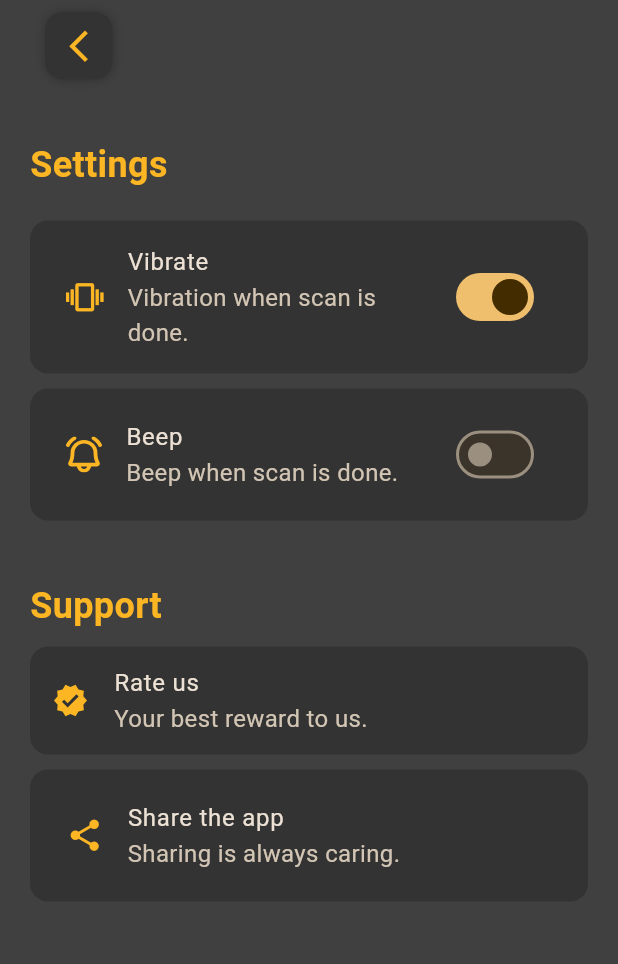
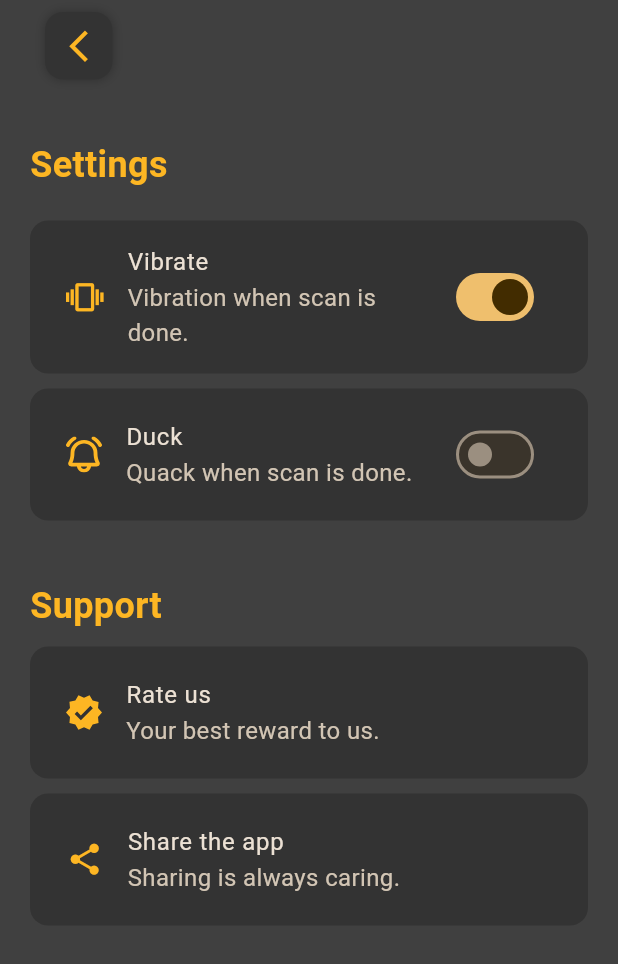
Before and after one commit to MuhammedHelal/qr_reader, a Flutter app: the SettingsView screen opened directly, on a phone screen of 412 x 824 dp. Shown: the top 964 px of the screen. Run offline on Flutter 3.47's test engine with Material 3 defaults, Android fonts, the light colour scheme and no system bars; our stand-ins replace flutter_bloc, flutter_svg, fluttertoast, gallery_saver, gap, get_it and 9 more; missing offline and left inert: qr_code_scanner, qr_code_tools, wifi_iot; accounts and stored records are empty; Roboto replaces fonts that are missing (Itim); statements that could not run were skipped.

Commit message:
Update SettingsView and BeepSettingsWidget
- Added padding to the ListTile in SettingsView for better visual spacing.
- Updated the leading icon size and fit in the ListTile for consistency.
- Changed the title and subtitle text in BeepSettingsWidget to "Duck" and "Quack when scan is done" respectively.

```diff
--- a/lib/features/settings/presentation/views/settings_view.dart
+++ b/lib/features/settings/presentation/views/settings_view.dart
@@ -60,9 +60,12 @@ class SettingsView extends StatelessWidget {
                   ),
                   const Gap(10),
                   SettingsItemContainer(
+                    child: Padding(
+                      padding: const EdgeInsets.all(8.0),
                       child: ListTile(
                         onTap: () async {
-                        const String appPackageName = 'dev.moashraf.qr_reader';
+                          const String appPackageName =
+                              'dev.moashraf.qr_reader';
 
                           final Uri playStoreUri =
                               Uri.parse('market://details?id=$appPackageName');
@@ -78,10 +81,14 @@ class SettingsView extends StatelessWidget {
                           }
                         },
                         leading: SvgPicture.asset(
+                          fit: BoxFit.cover,
+                          width: 24,
+                          height: 24,
                           Assets.assetsImagesRateUsIcon,
                         ),
                         title: const Text('Rate us'),
                         subtitle: const Text('Your best reward to us.'),
+                      ),
                     ),
                   ),
                   const Gap(10),
--- a/lib/features/settings/presentation/widgets/beep_widget.dart
+++ b/lib/features/settings/presentation/widgets/beep_widget.dart
@@ -13,8 +13,8 @@ class BeepSettingsWidget extends StatelessWidget {
 
     return ListTile(
       leading: SvgPicture.asset(Assets.assetsImagesBeepIcon),
-      title: const Text('Beep'),
-      subtitle: const Text('Beep when scan is done.'),
+      title: const Text('Duck'),
+      subtitle: const Text('Quack when scan is done.'),
       trailing: BlocBuilder<SettingsCubit, SettingsState>(
         builder: (context, state) {
           return Switch(
```
Lines whose indentation alone changed are shown as unchanged.
